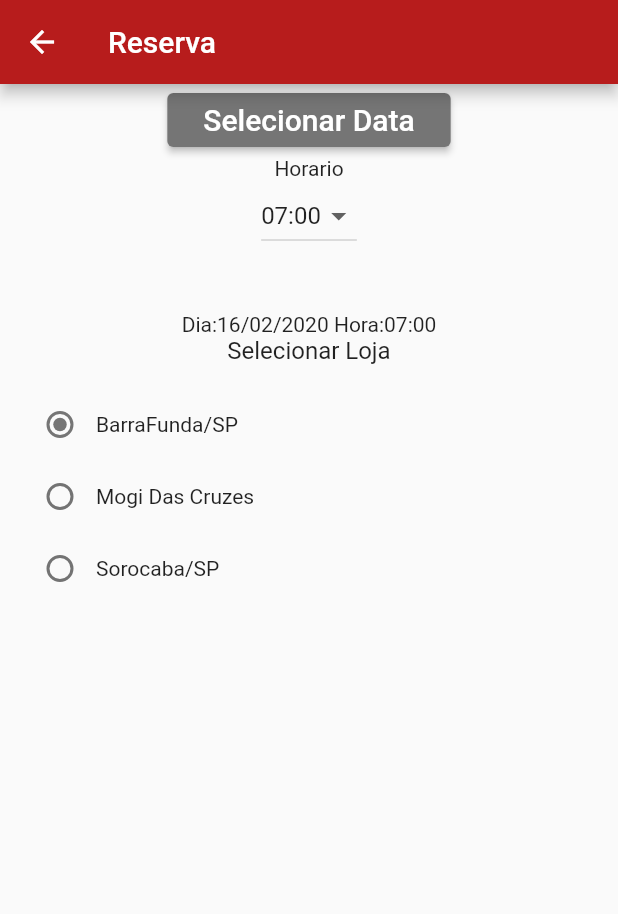
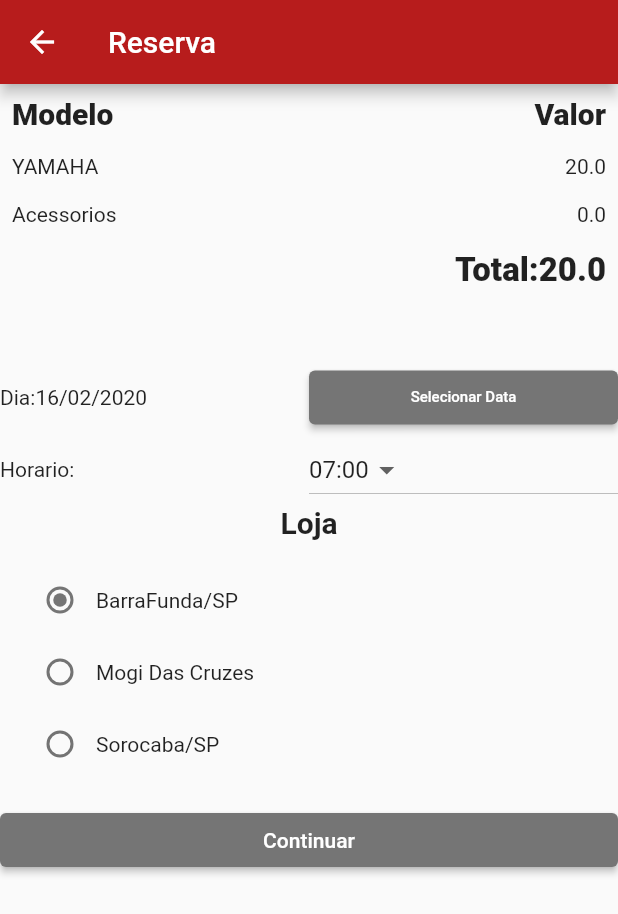
Before and after one commit to gabrielbarreto030/MotoView2, a Flutter app: the AluguelMotos screen opened directly, after a tap on the "check" icon, on a phone screen of 412 x 824 dp. Shown: the top 914 px of the screen. Run offline on Flutter 3.47's test engine with Material 2 defaults, Android fonts, the phone set to English and light mode, and no system bars; our stand-ins replace date_format.

Commit message:
Conclusão de Lógica e Layout de Tela de Agendamento ,Criação de Tela de Pagamento com Lógica de Recebimento de Dados feita

```diff
--- a/lib/screen/Agendamento.dart
+++ b/lib/screen/Agendamento.dart
@@ -2,11 +2,17 @@ import 'package:flutter/cupertino.dart';
 import 'package:flutter/material.dart';
 import 'package:date_format/date_format.dart';
 
+import 'Pagamento.dart';
+
 class Agendamento extends StatefulWidget {
+  final String modelMoto;
+  final double precoMoto;
+  final double acessoMoto;
+  const Agendamento(this.modelMoto, this.precoMoto, this.acessoMoto);
   @override
   State<StatefulWidget> createState() {
     // TODO: implement createState
-    return StateAgendamento();
+    return StateAgendamento(modelMoto, precoMoto, acessoMoto);
   }
 }
 
@@ -36,6 +42,10 @@ class Horario {
 }
 
 class StateAgendamento extends State<Agendamento> {
+  final String modelMoto;
+  final double precoMoto;
+  final double acessoMoto;
+  StateAgendamento(this.modelMoto, this.precoMoto, this.acessoMoto);
   DateTime _date = DateTime.now(); //Pegar Data Atual
 
   String datafeita;
@@ -44,7 +54,7 @@ class StateAgendamento extends State<Agendamento> {
       Horario.getHorario(); //Instacia Classe Horario e Pega Lista
   List<DropdownMenuItem<Horario>>
       _dropdownhorarios; //Variavel que os Horarios vão transformar em DropDownItens
-  Horario _selectedHorario; //Hora Selecionada
+  Horario selectedHorario; //Hora Selecionada
 
   //int local=1; //grupo de Localidades
   String localSelecionado = "BarraFunda/SP"; //Local Selecionado
@@ -53,7 +63,7 @@ class StateAgendamento extends State<Agendamento> {
   void initState() {
     _dropdownhorarios =
         Builddrophorarios(_horarios); //Tranforma em DropDown Lista de Horas
-    _selectedHorario =
+    selectedHorario =
         _dropdownhorarios[0].value; //Seleciona 1ºhora como Hora Inicial
     datafeita = formatDate(_date, [dd, '/', mm, '/', yyyy]); //Inicia Data
     super.initState();
@@ -85,40 +95,108 @@ class StateAgendamento extends State<Agendamento> {
 
   ChangedHorario(Horario selectHoraio) {
     setState(() {
-      _selectedHorario = selectHoraio;
+      selectedHorario = selectHoraio;
     });
   }
 
   @override
   Widget build(BuildContext context) {
+    final double totalAll= precoMoto+acessoMoto;
     // TODO: implement build
     return Scaffold(
       appBar: AppBar(
         title: Text("Reserva"),
       ),
-      body: Column(children: <Widget>[
-        RaisedButton(
+      body: SingleChildScrollView(
+        child: Column(children: <Widget>[
+          Container(
+            child: Column(
+              children: <Widget>[
+                Padding(
+                  padding: const EdgeInsets.all(8.0),
+                  child: Row(
+                    children: <Widget>[
+                      Expanded(
+                          child: Text("Modelo",
+                              style: TextStyle(
+                                  fontSize: 20, fontWeight: FontWeight.w900))),
+                      Expanded(
+                        child: Text("Valor",
+                            style: TextStyle(
+                              fontSize: 20,
+                              fontWeight: FontWeight.w900,
+                            ),
+                            textAlign: TextAlign.end),
+                      )
+                    ],
+                  ),
+                ),
+                Padding(
+                  padding: const EdgeInsets.all(8.0),
+                  child: Row(
+                    children: <Widget>[
+                      Expanded(child: Text(modelMoto)),
+                      Expanded(
+                          child: Text(precoMoto.toString(),
+                              textAlign: TextAlign.end))
+                    ],
+                  ),
+                ),
+                Padding(
+                  padding: const EdgeInsets.all(8.0),
+                  child: Row(
+                    children: <Widget>[
+                      Expanded(child: Text("Acessorios")),
+                      Expanded(
+                          child: Text(acessoMoto.toString(),
+                              textAlign: TextAlign.end))
+                    ],
+                  ),
+                ),
+                Padding(
+                  padding: const EdgeInsets.all(8.0),
+                  child: Row(children: <Widget>[
+                    Expanded(
+                        child: Text(
+                      "Total:$totalAll",
+                      textAlign: TextAlign.end,
+                      style:
+                          TextStyle(fontSize: 22, fontWeight: FontWeight.w900),
+                    )),
+                  ]),
+                ),
+              ],
+            ),
+          ),
+          SizedBox(height: 40),
+          Row(
+            children: <Widget>[
+              Expanded(child: Text("Dia:$datafeita")),
+              Expanded(
+                child: RaisedButton(
                   onPressed: () {
                     FazData(context);
                   },
-          child: Text('Selecionar Data', style: TextStyle(fontSize: 20)),
+                  child:
+                      Text('Selecionar Data', style: TextStyle(fontSize: 10)),
                 ),
-        Container(
-          child: Column(
+              ),
+            ],
+          ),
+          Row(
             children: <Widget>[
-              Text("Horario"),
-              DropdownButton(
-                  value: _selectedHorario,
+              Expanded(child: Text("Horario:")),
+              Expanded(
+                child: DropdownButton(
+                    value: selectedHorario,
                     items: _dropdownhorarios,
                     onChanged: ChangedHorario),
-              SizedBox(height: 40.0),
-              Text("Dia:${datafeita} Hora:${_selectedHorario.hora}")
+              ),
             ],
           ),
-        ),
           Text(
-          "Selecionar Loja",
-          style: TextStyle(fontSize: 16),
+            "Loja",
+            style: TextStyle(fontSize: 20, fontWeight: FontWeight.bold),
           ),
           Container(
             margin: EdgeInsets.all(16.0),
@@ -157,8 +235,21 @@ class StateAgendamento extends State<Agendamento> {
                 Text("Sorocaba/SP")
               ])
             ]),
+          ),
+          Row(
+            children: <Widget>[
+              Expanded(
+                child: RaisedButton(
+                  onPressed: () {//modelMoto,totalAll ,datafeita,_selecthorario,localselecionado
+                    Navigator.of(context).push(MaterialPageRoute(builder: (context) => Pagamento(modelMoto,totalAll ,datafeita,selectedHorario.hora,localSelecionado)));
+                  },
+                  child: Text("Continuar"),
+                ),
+              ),
+            ],
           )
         ]),
+      ),
     );
   }
 }
--- a/lib/screen/Aluguel_lista.dart
+++ b/lib/screen/Aluguel_lista.dart
@@ -40,6 +40,7 @@ class StateAluguelMotos extends State<AluguelMotos> {
     listamoto.add(Moto("image/Kawasaki.jpeg", "KAWASAKI", 30));
 
     double Total = listamoto[i].preco;
+    double totalAcessorios= calculacapacete(Capacete)+calcularoupa(Roupa);
     Total=Total+calculacapacete(Capacete)+calcularoupa(Roupa);
     // TODO: implement build
     return Scaffold(
@@ -77,7 +78,7 @@ class StateAluguelMotos extends State<AluguelMotos> {
                   ),
                 ),
               ),
-              BotaoSelect(),
+              BotaoSelect(listamoto[i].nome,listamoto[i].preco,totalAcessorios),
               Container(
                 child: Column(
                   mainAxisAlignment: MainAxisAlignment.end,
@@ -97,6 +98,13 @@ class StateAluguelMotos extends State<AluguelMotos> {
                       onChanged: (bool value) {
                         setState(() {
                           Atroupa = value;
+                          if(Atroupa=true){
+
+                          }else{
+
+                          }
+
+
                         });
                       },
                       title: Text("Colete de Proteção R\$$Roupa"),
@@ -135,7 +143,8 @@ class StateAluguelMotos extends State<AluguelMotos> {
     return Roupa;
   }
 
-  Container BotaoSelect() {
+  Container BotaoSelect(String motoEsc,double precoEsc, double acessoEsc) {
+
     return Container(
       alignment: Alignment(1.0, 0.1),
       padding: EdgeInsets.all(40),
@@ -166,7 +175,7 @@ class StateAluguelMotos extends State<AluguelMotos> {
               icon: Icon(Icons.check),
               color: Colors.white,
               onPressed: () {
-                Navigator.of(context).push(MaterialPageRoute(builder: (context)=> Agendamento()));
+                Navigator.of(context).push(MaterialPageRoute(builder: (context)=> Agendamento(motoEsc,precoEsc,acessoEsc)));
               },
             ),
           ),
--- /dev/null
+++ b/lib/screen/Pagamento.dart
@@ -0,0 +1,52 @@
+import 'package:flutter/material.dart';
+import 'package:motovibe/screen/Agendamento.dart';
+
+class Pagamento extends StatefulWidget {
+  final String modelo;
+  final double total;
+  final String data;
+  final String hora;
+  final String local;
+  Pagamento(this.modelo,this.total,this.data,this.hora,this.local);
+  @override
+  _Pagamento createState() => _Pagamento(modelo,total,data,hora,local);
+}
+
+class _Pagamento extends State<Pagamento>{
+  final String modelo;
+  final double total;
+  final String data;
+  final String hora;
+  final String local;
+  _Pagamento(this.modelo,this.total,this.data,this.hora,this.local);
+   @override
+  Widget build(BuildContext context) {
+    return Scaffold(
+      appBar: AppBar(title:Text("Pagamento")),
+      body: SingleChildScrollView(
+              child: Column(children: <Widget>[
+          Text("Geral",style: TextStyle(fontSize:20,fontWeight:FontWeight.bold),textAlign: TextAlign.center,),
+          Row(children: <Widget>[Expanded(child: Text("Modelo:",textAlign:TextAlign.end)),
+          Expanded(child: Text("$modelo",textAlign:TextAlign.start))
+          ],),
+          Row(children: <Widget>[Expanded(child: Text("Valor Total:",textAlign:TextAlign.end)),
+          Expanded(child: Text("$total",textAlign:TextAlign.start))
+          ],),
+          Row(children: <Widget>[Expanded(child: Text("Data:",textAlign:TextAlign.end)),
+          Expanded(child: Text("$data",textAlign:TextAlign.start))
+          ],),
+          Row(children: <Widget>[Expanded(child: Text("Horario:",textAlign:TextAlign.end)),
+          Expanded(child: Text("$hora",textAlign:TextAlign.start))
+          ],),
+          Row(children: <Widget>[Expanded(child: Text("Local:",textAlign:TextAlign.end)),
+          Expanded(child: Text("$local",textAlign:TextAlign.start))
+          ],),
+          RaisedButton(onPressed: (){},child:Text("Dinheiro")),
+          RaisedButton(onPressed: (){},child:Text("Cartã de Crédito"))
+
+
+        ],),
+      ),
+    );
+  }
+}
```
Lines whose indentation alone changed are shown as unchanged.
